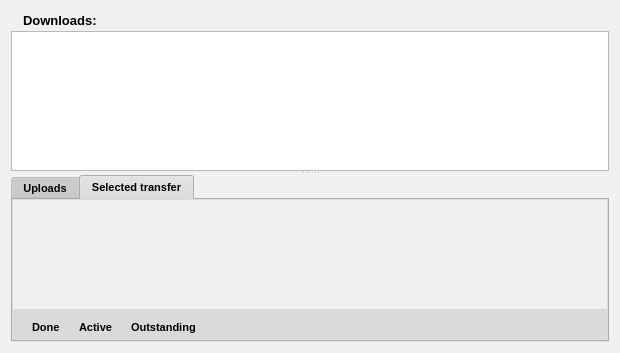
This is retroshare-gui/src/gui/TransfersDialog.ui in RetroShare/RetroShare as Qt 5 draws it before an edit. The edited form follows.
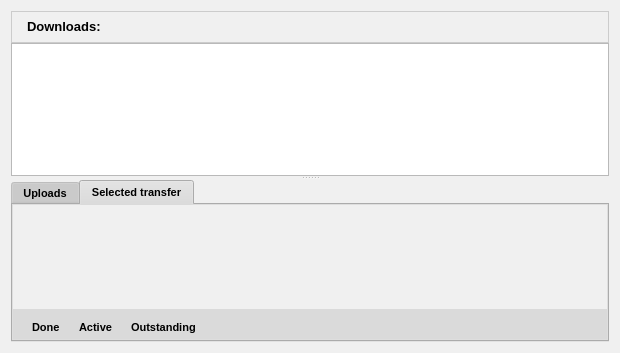
This is the edited form. The open tabs and pages were chosen to show the change. Icons and pictures are not drawn.

Commit message: hide reset button when search field is empty

```diff
--- a/retroshare-gui/src/gui/TransfersDialog.ui
+++ b/retroshare-gui/src/gui/TransfersDialog.ui
@@ -502,34 +502,58 @@
   <property name="contextMenuPolicy">
    <enum>Qt::PreventContextMenu</enum>
   </property>
-  <layout class="QGridLayout" name="gridLayout_2">
-   <item row="0" column="1">
+  <layout class="QGridLayout" name="gridLayout_8">
+   <item row="0" column="0">
     <widget class="QSplitter" name="splitter">
      <property name="orientation">
       <enum>Qt::Vertical</enum>
      </property>
      <widget class="QWidget" name="layoutWidget">
-      <layout class="QGridLayout">
-       <property name="margin">
-        <number>0</number>
-       </property>
+      <layout class="QGridLayout" name="gridLayout_2">
        <property name="spacing">
         <number>0</number>
        </property>
-       <item row="0" column="1">
-        <spacer>
-         <property name="orientation">
-          <enum>Qt::Horizontal</enum>
-         </property>
-         <property name="sizeHint" stdset="0">
-          <size>
-           <width>40</width>
-           <height>20</height>
-          </size>
-         </property>
-        </spacer>
-       </item>
        <item row="0" column="0">
+        <widget class="QFrame" name="frame">
+         <property name="minimumSize">
+          <size>
+           <width>0</width>
+           <height>32</height>
+          </size>
+         </property>
+         <property name="maximumSize">
+          <size>
+           <width>16777215</width>
+           <height>32</height>
+          </size>
+         </property>
+         <property name="styleSheet">
+          <string notr="true">QFrame#frame{ 
+background-color: qlineargradient(x1:0, y1:0, x2:0, y2:1,
+stop:0 #FEFEFE, stop:1 #E8E8E8);
+
+border: 1px solid #CCCCCC;}</string>
+         </property>
+         <property name="frameShape">
+          <enum>QFrame::StyledPanel</enum>
+         </property>
+         <property name="frameShadow">
+          <enum>QFrame::Raised</enum>
+         </property>
+         <layout class="QHBoxLayout" name="horizontalLayout">
+          <property name="leftMargin">
+           <number>2</number>
+          </property>
+          <property name="topMargin">
+           <number>2</number>
+          </property>
+          <property name="rightMargin">
+           <number>6</number>
+          </property>
+          <property name="bottomMargin">
+           <number>2</number>
+          </property>
+          <item>
         <layout class="QGridLayout">
          <property name="margin">
           <number>0</number>
@@ -565,7 +589,23 @@
          </item>
         </layout>
        </item>
-       <item row="1" column="0" colspan="2">
+          <item>
+           <spacer>
+            <property name="orientation">
+             <enum>Qt::Horizontal</enum>
+            </property>
+            <property name="sizeHint" stdset="0">
+             <size>
+              <width>483</width>
+              <height>20</height>
+             </size>
+            </property>
+           </spacer>
+          </item>
+         </layout>
+        </widget>
+       </item>
+       <item row="1" column="0">
         <widget class="QTreeView" name="downloadList">
          <property name="font">
           <font>
@@ -687,8 +727,8 @@
             <rect>
              <x>0</x>
              <y>0</y>
-             <width>100</width>
-             <height>30</height>
+             <width>596</width>
+             <height>102</height>
             </rect>
            </property>
           </widget>
```
Left out of the diff: 2 changed lines with no effect on the pictures. Lines whose indentation alone changed are shown as unchanged. The commit also changes 3 other files.
